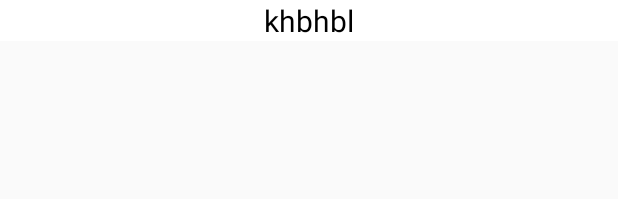
After one commit to lakshmisagar/HackArizona---IOT, an Android app: the layout airport_list_item.xml on its own in the app's theme, with its tools: preview values and no code run, on a phone screen of 412 x 824 dp. The commit adds this screen. Shown: the top 199 px of the screen. Run offline under Robolectric (Android 15) with nearby library versions, the phone set to English and light mode, and no system bars.

Commit message:
Airports List Search

```diff
--- /dev/null
+++ b/app/src/main/res/layout/airport_list_item.xml
@@ -0,0 +1,16 @@
+<?xml version="1.0" encoding="utf-8"?>
+<RelativeLayout xmlns:android="http://schemas.android.com/apk/res/android"
+    android:layout_width="match_parent"
+    android:background="@android:color/background_light"
+    android:layout_height="wrap_content">
+
+    <TextView
+        android:id="@+id/airport_item"
+        android:layout_width="wrap_content"
+        android:textSize="20sp"
+        android:layout_centerInParent="true"
+        android:textColor="@android:color/black"
+        android:text="khbhbl"
+        android:layout_height="wrap_content" />
+
+</RelativeLayout>
```
Also changed, not shown: app/src/main/java/planyourtrip/com/planyourtrip/View/AirportsAdapter.java (added, +65 -0 lines), app/src/main/java/planyourtrip/com/planyourtrip/View/FlightActivity.java (+121 -2 lines), app/src/main/res/layout/activity_flight.xml (+20 -0 lines).
